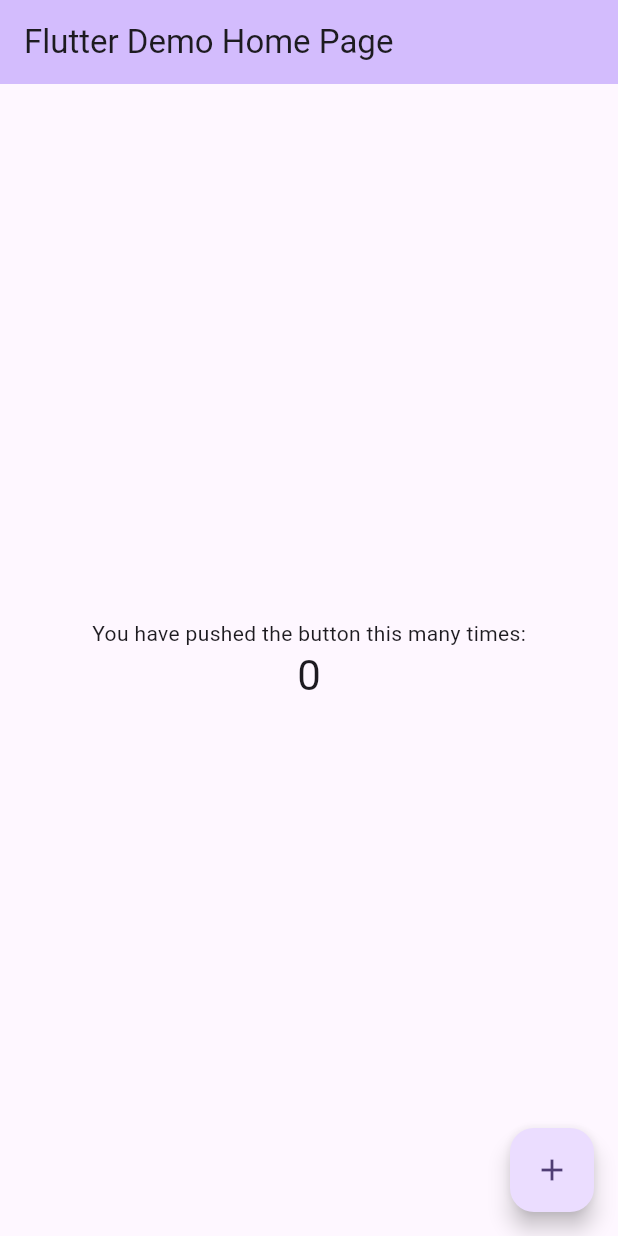
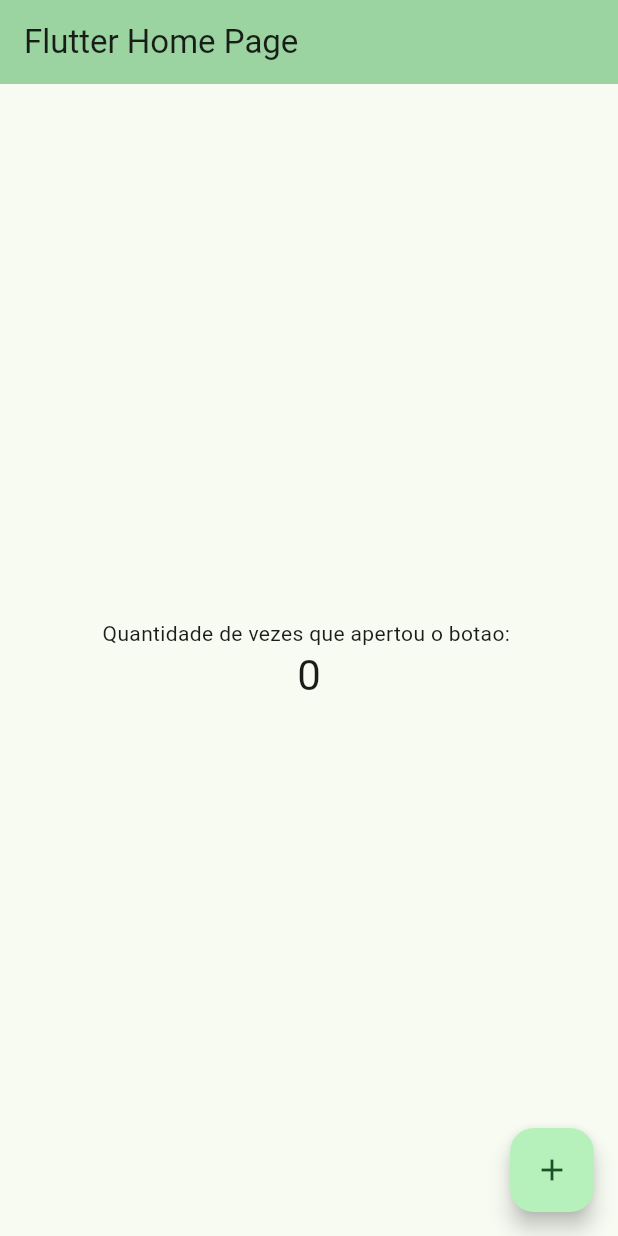
Before and after one commit to tkfouri/meuappflutter, a Flutter app: the screen it shows after launch, on a phone screen of 412 x 824 dp. Run offline on Flutter 3.47's test engine with Material 3 defaults, Android fonts, the phone set to English and light mode, and no system bars.

Commit message:
Update main.dart

```diff
--- a/lib/main.dart
+++ b/lib/main.dart
@@ -6,32 +6,17 @@ void main() {
 
 class MyApp extends StatelessWidget {
   const MyApp({super.key});
-
-  // This widget is the root of your application.
   @override
   Widget build(BuildContext context) {
     return MaterialApp(
-      title: 'Flutter Demo',
+      title: 'Projeto 01',
       theme: ThemeData(
-        // This is the theme of your application.
-        //
-        // TRY THIS: Try running your application with "flutter run". You'll see
-        // the application has a purple toolbar. Then, without quitting the app,
-        // try changing the seedColor in the colorScheme below to Colors.green
-        // and then invoke "hot reload" (save your changes or press the "hot
-        // reload" button in a Flutter-supported IDE, or press "r" if you used
-        // the command line to start the app).
-        //
-        // Notice that the counter didn't reset back to zero; the application
-        // state is not lost during the reload. To reset the state, use hot
-        // restart instead.
-        //
-        // This works for code too, not just values: Most code changes can be
-        // tested with just a hot reload.
-        colorScheme: ColorScheme.fromSeed(seedColor: Colors.deepPurple),
+
+        colorScheme:
+            ColorScheme.fromSeed(seedColor: Color.fromARGB(255, 1, 94, 40)),
         useMaterial3: true,
       ),
-      home: const MyHomePage(title: 'Flutter Demo Home Page'),
+      home: const MyHomePage(title: 'Flutter Home Page'),
     );
   }
 }
@@ -39,14 +24,6 @@ class MyApp extends StatelessWidget {
 class MyHomePage extends StatefulWidget {
   const MyHomePage({super.key, required this.title});
 
-  // This widget is the home page of your application. It is stateful, meaning
-  // that it has a State object (defined below) that contains fields that affect
-  // how it looks.
-
-  // This class is the configuration for the state. It holds the values (in this
-  // case the title) provided by the parent (in this case the App widget) and
-  // used by the build method of the State. Fields in a Widget subclass are
-  // always marked "final".
 
   final String title;
 
@@ -59,54 +36,23 @@ class _MyHomePageState extends State<MyHomePage> {
 
   void _incrementCounter() {
     setState(() {
-      // This call to setState tells the Flutter framework that something has
-      // changed in this State, which causes it to rerun the build method below
-      // so that the display can reflect the updated values. If we changed
-      // _counter without calling setState(), then the build method would not be
-      // called again, and so nothing would appear to happen.
       _counter++;
     });
   }
 
   @override
   Widget build(BuildContext context) {
-    // This method is rerun every time setState is called, for instance as done
-    // by the _incrementCounter method above.
-    //
-    // The Flutter framework has been optimized to make rerunning build methods
-    // fast, so that you can just rebuild anything that needs updating rather
-    // than having to individually change instances of widgets.
     return Scaffold(
       appBar: AppBar(
-        // TRY THIS: Try changing the color here to a specific color (to
-        // Colors.amber, perhaps?) and trigger a hot reload to see the AppBar
-        // change color while the other colors stay the same.
         backgroundColor: Theme.of(context).colorScheme.inversePrimary,
-        // Here we take the value from the MyHomePage object that was created by
-        // the App.build method, and use it to set our appbar title.
         title: Text(widget.title),
       ),
       body: Center(
-        // Center is a layout widget. It takes a single child and positions it
-        // in the middle of the parent.
         child: Column(
-          // Column is also a layout widget. It takes a list of children and
-          // arranges them vertically. By default, it sizes itself to fit its
-          // children horizontally, and tries to be as tall as its parent.
-          //
-          // Column has various properties to control how it sizes itself and
-          // how it positions its children. Here we use mainAxisAlignment to
-          // center the children vertically; the main axis here is the vertical
-          // axis because Columns are vertical (the cross axis would be
-          // horizontal).
-          //
-          // TRY THIS: Invoke "debug painting" (choose the "Toggle Debug Paint"
-          // action in the IDE, or press "p" in the console), to see the
-          // wireframe for each widget.
           mainAxisAlignment: MainAxisAlignment.center,
           children: <Widget>[
             const Text(
-              'You have pushed the button this many times:',
+              'Quantidade de vezes que apertou o botao: ',
             ),
             Text(
               '$_counter',
@@ -119,7 +65,7 @@ class _MyHomePageState extends State<MyHomePage> {
         onPressed: _incrementCounter,
         tooltip: 'Increment',
         child: const Icon(Icons.add),
-      ), // This trailing comma makes auto-formatting nicer for build methods.
+      ),
     );
   }
 }
```
